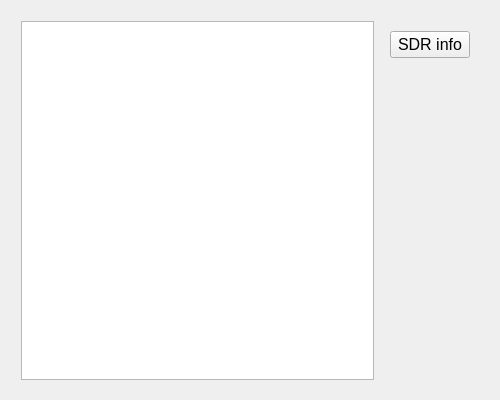
richmanfx/EasyContest, file mainwindow.ui: the form before one commit.
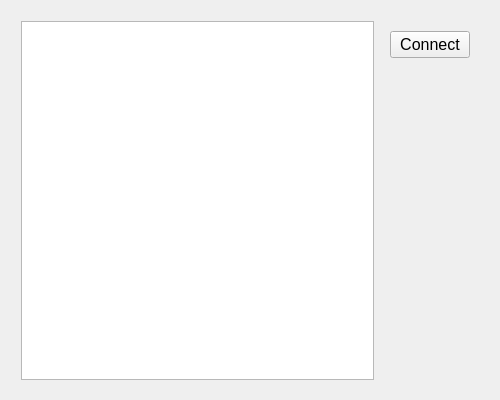
The form after the commit.

```diff
--- a/mainwindow.ui
+++ b/mainwindow.ui
@@ -64,7 +64,7 @@
           </font>
          </property>
          <property name="text">
-          <string>SDR info</string>
+          <string>Connect</string>
          </property>
         </widget>
        </item>
```
